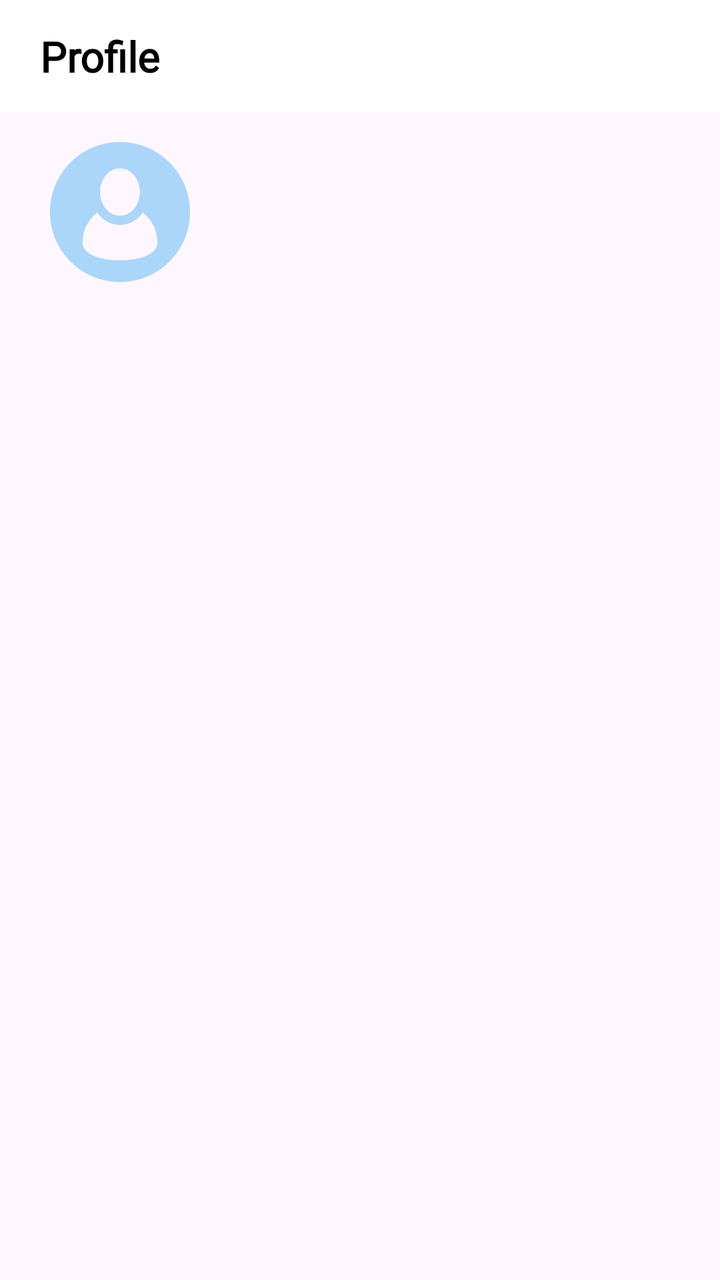
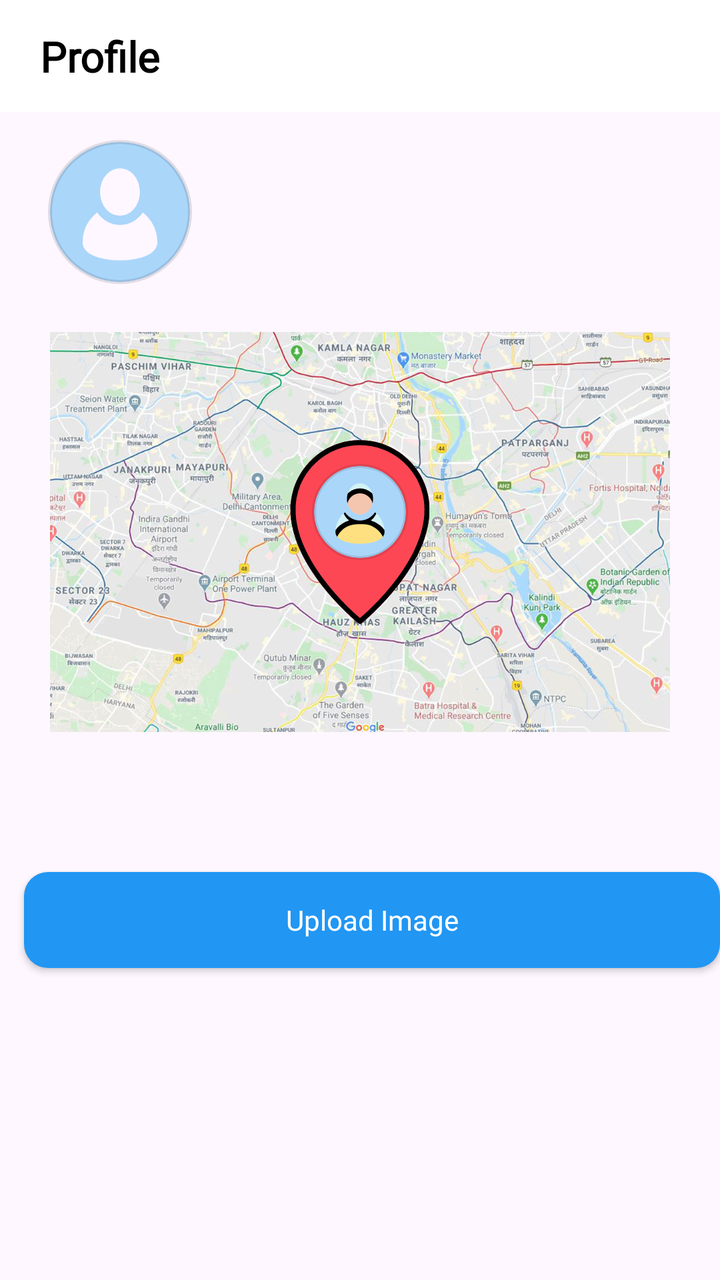

Before-and-after screenshots of an Android layout around one commit, followed by the original layout XML and the change that was made.
<!-- AndroidManifest.xml: application theme Theme.SafeNest -->
<!-- res/layout/fragment_profile.xml -->
<?xml version="1.0" encoding="utf-8"?>
<androidx.constraintlayout.widget.ConstraintLayout xmlns:android="http://schemas.android.com/apk/res/android"
    xmlns:app="http://schemas.android.com/apk/res-auto"
    xmlns:tools="http://schemas.android.com/tools"
    android:layout_width="match_parent"
    android:layout_height="match_parent"
    tools:context=".ui.profile.ProfileFragment">

    <androidx.constraintlayout.widget.ConstraintLayout
        android:id="@+id/topBar"
        android:layout_width="0dp"
        android:layout_height="?android:attr/actionBarSize"
        android:background="@color/white"
        app:layout_constraintBottom_toTopOf="@+id/constraintLayout"
        app:layout_constraintEnd_toEndOf="parent"
        app:layout_constraintStart_toStartOf="parent"
        app:layout_constraintTop_toTopOf="parent">

        <TextView
            android:id="@+id/txtProfile"
            style="@style/Subtitle"
            android:layout_width="0dp"
            android:layout_height="wrap_content"
            android:layout_marginStart="@dimen/size_large"
            android:text="Profile"
            app:layout_constraintBottom_toBottomOf="parent"
            app:layout_constraintStart_toStartOf="parent"
            app:layout_constraintTop_toTopOf="parent" />

    </androidx.constraintlayout.widget.ConstraintLayout>

    <androidx.constraintlayout.widget.ConstraintLayout
        android:id="@+id/constraintLayout"
        android:layout_width="0dp"
        android:layout_height="0dp"
        android:layout_marginTop="@dimen/size_medium"
        app:layout_constraintBottom_toBottomOf="parent"
        app:layout_constraintEnd_toEndOf="parent"
        app:layout_constraintHorizontal_bias="0.0"
        app:layout_constraintStart_toStartOf="parent"
        app:layout_constraintTop_toBottomOf="@+id/topBar">

        <ImageView
            android:id="@+id/userIcon"
            android:layout_width="@dimen/size_max_large_upload_photo"
            android:layout_height="@dimen/size_max_large_upload_photo"
            android:layout_marginStart="@dimen/size_large"
            android:clickable="true"
            android:contentDescription="User Image"
            android:focusable="true"
            android:padding="@dimen/size_small"
            android:src="@drawable/person"
            app:layout_constraintStart_toStartOf="parent"
            app:layout_constraintTop_toTopOf="parent" />

        <TextView
            android:id="@+id/txtUserName"
            style="@style/Medium.Bold"
            android:layout_width="0dp"
            android:layout_height="wrap_content"
            android:layout_marginStart="@dimen/size_medium"
            android:layout_marginTop="@dimen/size_small"
            android:text=""
            app:layout_constraintEnd_toEndOf="parent"
            app:layout_constraintStart_toEndOf="@+id/userIcon"
            app:layout_constraintTop_toTopOf="@id/userIcon" />

        <TextView
            android:id="@+id/txtUserEmail"
            style="@style/Regular"
            android:layout_width="0dp"
            android:layout_height="wrap_content"
            android:layout_marginEnd="@dimen/size_large"
            android:text=""
            app:layout_constraintEnd_toEndOf="parent"
            app:layout_constraintStart_toStartOf="@+id/txtUserName"
            app:layout_constraintTop_toBottomOf="@+id/txtUserName" />

        <TextView
            android:id="@+id/txtUserPhone"
            style="@style/Regular"
            android:layout_width="0dp"
            android:layout_height="wrap_content"
            android:layout_marginEnd="@dimen/size_large"
            android:text=""
            app:layout_constraintEnd_toEndOf="parent"
            app:layout_constraintStart_toStartOf="@+id/txtUserName"
            app:layout_constraintTop_toBottomOf="@+id/txtUserEmail" />


    </androidx.constraintlayout.widget.ConstraintLayout>

</androidx.constraintlayout.widget.ConstraintLayout>
<!-- resources referenced by this layout -->
<resources>
  <color name="white">#FFFFFFFF</color>
  <dimen name="size_large">20dp</dimen>
  <dimen name="size_max_large_upload_photo">80dp</dimen>
  <dimen name="size_medium">10dp</dimen>
  <dimen name="size_small">5dp</dimen>
  <style name="Medium.Bold">
          <item name="android:textColor">@color/black</item>
          <item name="android:textStyle">bold</item>
      </style>
  <style name="Regular">
          <item name="android:layout_width">wrap_content</item>
          <item name="android:layout_height">wrap_content</item>
          <item name="android:textColor">@color/dark_grey</item>
          <item name="android:fontFamily">@font/sf_pro_regular</item>
          <item name="android:textSize">@dimen/size_standard_txt</item>
      </style>
  <style name="Subtitle">
          <item name="android:layout_width">wrap_content</item>
          <item name="android:layout_height">wrap_content</item>
          <item name="android:textColor">@color/black</item>
          <item name="android:fontFamily">@font/poppins_semibold</item>
          <item name="android:textSize">@dimen/size_label_posts</item>
          <item name="android:textStyle">bold</item>
      </style>
  <style name="Theme.SafeNest" parent="Base.Theme.SafeNest" />
  <color name="black">#FF000000</color>
  <color name="dark_grey">#686873</color>
  <dimen name="size_standard_txt">14sp</dimen>
  <dimen name="size_label_posts">21sp</dimen>
  <style name="Base.Theme.SafeNest" parent="Theme.Material3.DayNight.NoActionBar">
          
          <item name="colorPrimary">@color/primary_blue</item>
          <item name="colorPrimaryVariant">@color/secondary_blue</item>
          <item name="colorOnPrimary">@color/white</item>
          
  
  
  
          
          <item name="android:statusBarColor">?attr/colorPrimaryVariant</item>
          
      </style>
  <color name="primary_blue">#2196F3</color>
  <color name="secondary_blue">#00ACED</color>
  <!-- unchanged entries left out for length: 1 -->
</resources>

<!-- the commit's change to res/layout/fragment_profile.xml (unified diff, before → after) -->
@@ -11,7 +11,7 @@
         android:layout_width="0dp"
         android:layout_height="?android:attr/actionBarSize"
         android:background="@color/white"
-        app:layout_constraintBottom_toTopOf="@+id/constraintLayout"
+        app:layout_constraintBottom_toTopOf="@+id/userInfo"
         app:layout_constraintEnd_toEndOf="parent"
         app:layout_constraintStart_toStartOf="parent"
         app:layout_constraintTop_toTopOf="parent">
@@ -30,22 +30,22 @@
     </androidx.constraintlayout.widget.ConstraintLayout>
 
     <androidx.constraintlayout.widget.ConstraintLayout
-        android:id="@+id/constraintLayout"
+        android:id="@+id/userInfo"
         android:layout_width="0dp"
-        android:layout_height="0dp"
+        android:layout_height="wrap_content"
         android:layout_marginTop="@dimen/size_medium"
-        app:layout_constraintBottom_toBottomOf="parent"
         app:layout_constraintEnd_toEndOf="parent"
-        app:layout_constraintHorizontal_bias="0.0"
         app:layout_constraintStart_toStartOf="parent"
         app:layout_constraintTop_toBottomOf="@+id/topBar">
 
-        <ImageView
+        <com.google.android.material.imageview.ShapeableImageView
             android:id="@+id/userIcon"
             android:layout_width="@dimen/size_max_large_upload_photo"
             android:layout_height="@dimen/size_max_large_upload_photo"
             android:layout_marginStart="@dimen/size_large"
             android:clickable="true"
+            app:strokeWidth="@dimen/smallest_padding"
+            app:shapeAppearanceOverlay="@style/circleImageView"
             android:contentDescription="User Image"
             android:focusable="true"
             android:padding="@dimen/size_small"
@@ -90,4 +90,69 @@
 
     </androidx.constraintlayout.widget.ConstraintLayout>
 
+
+    <ImageView
+        android:id="@+id/mapImg"
+        android:layout_width="match_parent"
+        android:layout_height="@dimen/size_large_big_padding"
+        android:layout_marginStart="@dimen/size_large"
+        android:layout_marginTop="@dimen/size_large"
+        android:layout_marginEnd="@dimen/size_large"
+        android:scaleType="centerCrop"
+        android:clickable="true"
+        android:contentDescription="Map"
+        android:focusable="true"
+        android:padding="@dimen/size_small"
+        android:src="@drawable/map_img"
+        app:layout_constraintEnd_toEndOf="parent"
+        app:layout_constraintStart_toStartOf="parent"
+        app:layout_constraintTop_toBottomOf="@+id/userInfo" />
+
+    <ImageView
+        android:id="@+id/locationPin"
+        android:layout_width="@dimen/size_large_more_width"
+        android:layout_height="@dimen/size_large_more_width"
+        android:layout_marginStart="@dimen/size_large"
+        android:layout_marginTop="@dimen/size_large"
+        android:layout_marginEnd="@dimen/size_large"
+        android:scaleType="centerCrop"
+        android:clickable="true"
+        android:contentDescription="Map"
+        android:focusable="true"
+        android:src="@drawable/location_icon"
+        app:layout_constraintEnd_toEndOf="parent"
+        app:layout_constraintStart_toStartOf="parent"
+        app:layout_constraintBottom_toBottomOf="@+id/mapImg"
+        app:layout_constraintTop_toBottomOf="@+id/userInfo" />
+
+    <com.google.android.material.imageview.ShapeableImageView
+        android:id="@+id/userIc"
+        android:layout_width="@dimen/size_large_button"
+        android:layout_height="@dimen/size_large_button"
+        android:layout_marginStart="@dimen/size_large"
+        android:layout_marginEnd="@dimen/size_large"
+        android:scaleType="centerCrop"
+        android:clickable="true"
+        app:strokeWidth="@dimen/smallest_padding"
+        app:shapeAppearanceOverlay="@style/circleImageView"
+        android:contentDescription="User Icon"
+        android:focusable="true"
+        android:padding="@dimen/size_small"
+        android:src="@drawable/person"
+        app:layout_constraintEnd_toEndOf="parent"
+        app:layout_constraintStart_toStartOf="parent"
+        app:layout_constraintBottom_toBottomOf="@+id/mapImg"
+        app:layout_constraintTop_toBottomOf="@+id/userInfo" />
+
+    <androidx.appcompat.widget.AppCompatButton
+        android:id="@+id/btnUploadImage"
+        style="@style/Widget.App.Button"
+        android:layout_width="match_parent"
+        android:layout_height="wrap_content"
+        android:layout_marginStart="12dp"
+        android:layout_marginBottom="156dp"
+        android:text="Upload Image"
+        android:textAppearance="@style/Medium.Button"
+        app:layout_constraintBottom_toBottomOf="parent"
+        app:layout_constraintStart_toStartOf="parent" />
 </androidx.constraintlayout.widget.ConstraintLayout>
<!-- resource entries referenced after the edit -->
@@ -2,12 +2,22 @@
 <resources>
   <color name="white">#FFFFFFFF</color>
   <dimen name="size_large">20dp</dimen>
+  <dimen name="size_large_big_padding">200dp</dimen>
+  <dimen name="size_large_button">56dp</dimen>
+  <dimen name="size_large_more_width">120dp</dimen>
   <dimen name="size_max_large_upload_photo">80dp</dimen>
   <dimen name="size_medium">10dp</dimen>
   <dimen name="size_small">5dp</dimen>
+  <dimen name="smallest_padding">2dp</dimen>
+  <!-- drawable location_icon: vector/xml drawable (drawable, 19393 chars, omitted) -->
+  <!-- drawable map_img: jpg bitmap (drawable, 231282 bytes) -->
   <style name="Medium.Bold">
           <item name="android:textColor">@color/black</item>
           <item name="android:textStyle">bold</item>
+      </style>
+  <style name="Medium.Button">
+          <item name="android:textColor">@color/white</item>
+          <item name="android:textSize">@dimen/size_standard_large_txt</item>
       </style>
   <style name="Regular">
           <item name="android:layout_width">wrap_content</item>
@@ -24,11 +34,32 @@
           <item name="android:textSize">@dimen/size_label_posts</item>
           <item name="android:textStyle">bold</item>
       </style>
+  <style name="Widget.App.Button" parent="Widget.AppCompat.Button">
+          <item name="android:layout_width">match_parent</item>
+          <item name="android:layout_height">@dimen/size_max_bigger</item>
+          <item name="android:textAllCaps">false</item>
+          <item name="android:textColor">@color/white</item>
+          <item name="android:background">@drawable/rounded_corner_button</item>
+          <item name="android:textSize">@dimen/size_standard_txt</item>
+      </style>
+  <style name="circleImageView" parent="">
+          <item name="cornerFamily">rounded</item>
+          <item name="cornerSize">50%</item>
+      </style>
   <style name="Theme.SafeNest" parent="Base.Theme.SafeNest" />
   <color name="black">#FF000000</color>
+  <dimen name="size_standard_large_txt">16sp</dimen>
   <color name="dark_grey">#686873</color>
   <dimen name="size_standard_txt">14sp</dimen>
   <dimen name="size_label_posts">21sp</dimen>
+  <dimen name="size_max_bigger">50dp</dimen>
+  <!-- drawable rounded_corner_button (drawable) -->
+  <?xml version="1.0" encoding="utf-8"?>
+  <shape xmlns:android="http://schemas.android.com/apk/res/android"
+      android:shape="rectangle">
+      <solid android:color="@color/primary_blue" /> 
+      <corners android:radius="@dimen/size_border_curve" /> 
+  </shape>
   <style name="Base.Theme.SafeNest" parent="Theme.Material3.DayNight.NoActionBar">
           
           <item name="colorPrimary">@color/primary_blue</item>
@@ -43,6 +74,7 @@
           
       </style>
   <color name="primary_blue">#2196F3</color>
+  <dimen name="size_border_curve">12dp</dimen>
   <color name="secondary_blue">#00ACED</color>
   <!-- unchanged entries left out for length: 1 -->
 </resources>
